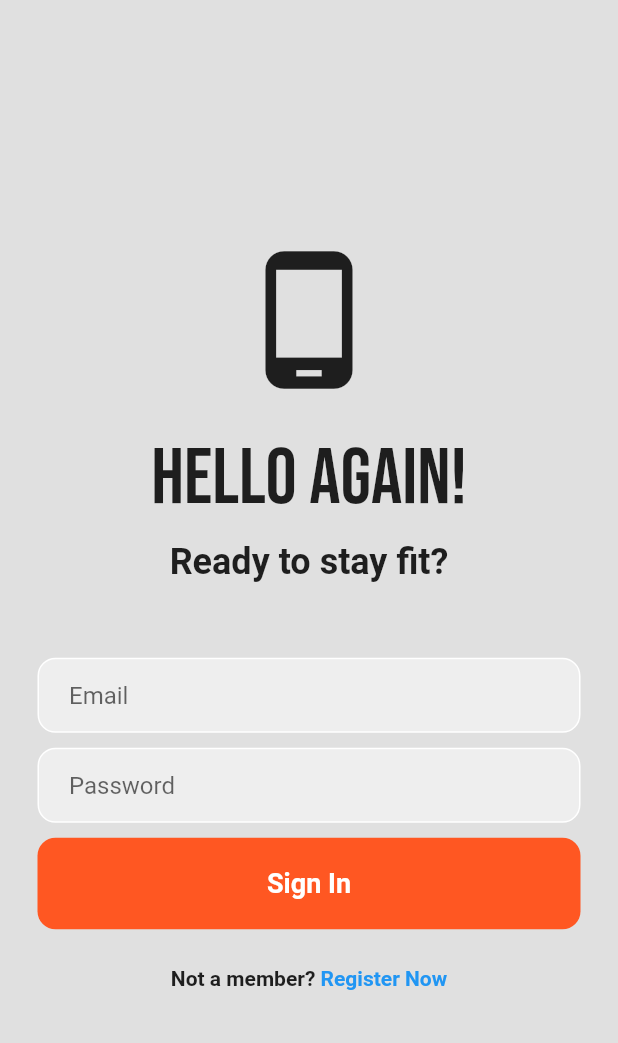
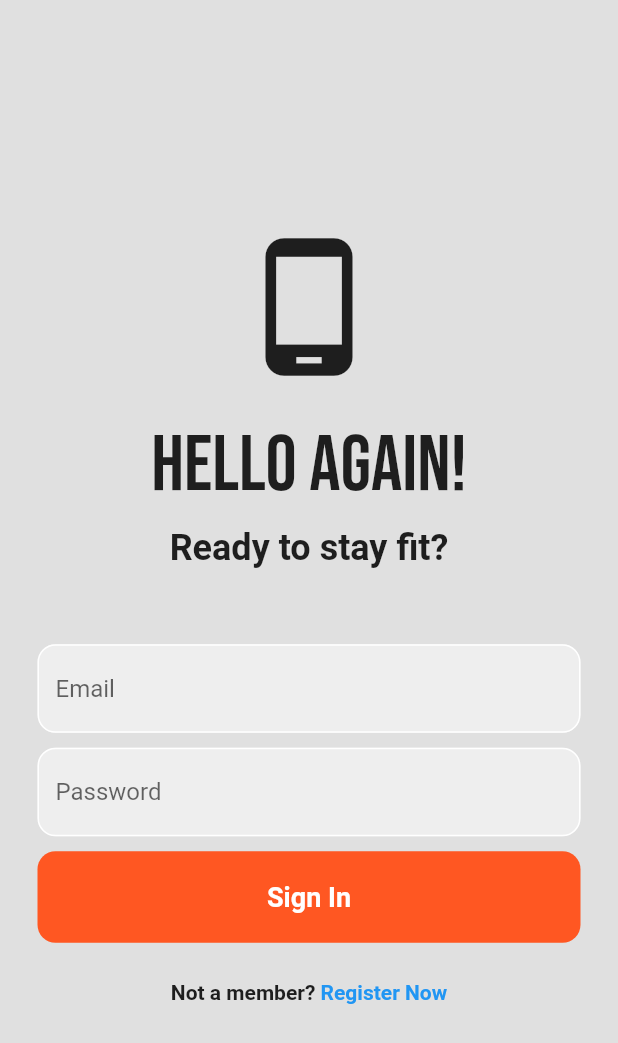
Before and after one commit to dachmiel/StrongEats, a Flutter app: the screen it shows after launch, on a phone screen of 412 x 824 dp. Shown: the top 1043 px of the screen. Run offline on Flutter 3.47's test engine with Material 2 defaults, Android fonts, the phone set to English and light mode, and no system bars; our stand-ins replace firebase_auth, firebase_core, google_fonts; accounts and stored records are empty.

Commit message:
+Login functionality

```diff
--- a/strongeats_app/lib/login_page.dart
+++ b/strongeats_app/lib/login_page.dart
@@ -1,3 +1,5 @@
+import 'package:firebase_auth/firebase_auth.dart';
+import 'package:firebase_core/firebase_core.dart';
 import 'package:flutter/material.dart';
 import 'package:google_fonts/google_fonts.dart';
 
@@ -9,12 +11,31 @@
 }
 
 class _LoginPageState extends State<LoginPage> {
+  // text controllers
+  final _emailController = TextEditingController();
+  final _passwordController = TextEditingController();
+
+  Future signIn() async {
+    await FirebaseAuth.instance.signInWithEmailAndPassword(
+      email: _emailController.text.trim(),
+      password: _passwordController.text.trim(),
+    );
+  }
+
+  @override
+  void dispose() {
+    _emailController.dispose();
+    _passwordController.dispose();
+    super.dispose();
+  }
+
   @override
   Widget build(BuildContext context) {
     return Scaffold(
       backgroundColor: Colors.grey[300],
       body: SafeArea(
         child: Center(
+          child: SingleChildScrollView(
             child: Column(
               mainAxisAlignment: MainAxisAlignment.center,
               children: [
@@ -43,20 +64,20 @@
                 // email textfield
                 Padding(
                   padding: const EdgeInsets.symmetric(horizontal: 25.0),
-                child: Container(
-                  decoration: BoxDecoration(
-                    color: Colors.grey[200],
-                    border: Border.all(color: Colors.white),
+                  child: TextField(
+                    controller: _emailController,
+                    decoration: InputDecoration(
+                      enabledBorder: OutlineInputBorder(
+                        borderSide: BorderSide(color: Colors.white),
                         borderRadius: BorderRadius.circular(12),
                       ),
-                  child: const Padding(
-                    padding: EdgeInsets.only(left: 20.0),
-                    child: TextField(
-                      decoration: InputDecoration(
-                        border: InputBorder.none,
+                      focusedBorder: OutlineInputBorder(
+                        borderSide: BorderSide(color: Colors.deepOrange),
+                        borderRadius: BorderRadius.circular(12),
+                      ),
                       hintText: 'Email',
-                      ),
-                    ),
+                      fillColor: Colors.grey[200],
+                      filled: true,
                     ),
                   ),
                 ),
@@ -65,21 +86,21 @@
                 // password textfield
                 Padding(
                   padding: const EdgeInsets.symmetric(horizontal: 25.0),
-                child: Container(
-                  decoration: BoxDecoration(
-                    color: Colors.grey[200],
-                    border: Border.all(color: Colors.white),
+                  child: TextField(
+                    obscureText: true,
+                    controller: _passwordController,
+                    decoration: InputDecoration(
+                      enabledBorder: OutlineInputBorder(
+                        borderSide: BorderSide(color: Colors.white),
                         borderRadius: BorderRadius.circular(12),
                       ),
-                  child: const Padding(
-                    padding: EdgeInsets.only(left: 20.0),
-                    child: TextField(
-                      obscureText: true,
-                      decoration: InputDecoration(
-                        border: InputBorder.none,
+                      focusedBorder: OutlineInputBorder(
+                        borderSide: BorderSide(color: Colors.deepOrange),
+                        borderRadius: BorderRadius.circular(12),
+                      ),
                       hintText: 'Password',
-                      ),
-                    ),
+                      fillColor: Colors.grey[200],
+                      filled: true,
                     ),
                   ),
                 ),
@@ -88,6 +109,8 @@
                 // sign in button
                 Padding(
                   padding: const EdgeInsets.symmetric(horizontal: 25.0),
+                  child: GestureDetector(
+                    onTap: signIn,
                     child: Container(
                       padding: const EdgeInsets.all(20),
                       decoration: BoxDecoration(
@@ -101,6 +124,7 @@
                             color: Colors.white,
                             fontWeight: FontWeight.bold,
                             fontSize: 18,
+                          ),
                         ),
                       ),
                     ),
@@ -131,6 +155,7 @@
             ),
           ),
         ),
+      ),
     );
   }
 }
--- a/strongeats_app/lib/main.dart
+++ b/strongeats_app/lib/main.dart
@@ -1,6 +1,6 @@
 import 'package:flutter/material.dart';
 import 'package:firebase_core/firebase_core.dart';
-import 'login_page.dart';
+import 'package:strongeats/main_page.dart';
 
 void main() async {
   WidgetsFlutterBinding.ensureInitialized();
@@ -18,7 +18,7 @@
   Widget build(BuildContext context) {
     return const MaterialApp(
       title: 'Strong Eats',
-      home: LoginPage(),
+      home: MainPage(),
       // home: const MyHomePage(title: 'Home Page'),
     );
   }
--- /dev/null
+++ b/strongeats_app/lib/main_page.dart
@@ -0,0 +1,23 @@
+import 'package:firebase_auth/firebase_auth.dart';
+import 'package:flutter/material.dart';
+import 'home_page.dart';
+import 'login_page.dart';
+
+class MainPage extends StatelessWidget {
+  const MainPage({Key? key}) : super(key: key);
+
+  @override
+  Widget build(BuildContext context) {
+    return Scaffold(
+      body: StreamBuilder<User?>(
+          stream: FirebaseAuth.instance.authStateChanges(),
+          builder: (context, snapshot) {
+            if (snapshot.hasData) {
+              return HomePage();
+            } else {
+              return LoginPage();
+            }
+          }),
+    );
+  }
+}
```
Also changed, not shown: strongeats_app/lib/home_page.dart (added, +33 -0 lines), 1 other file. Lines whose indentation alone changed are shown as unchanged.
